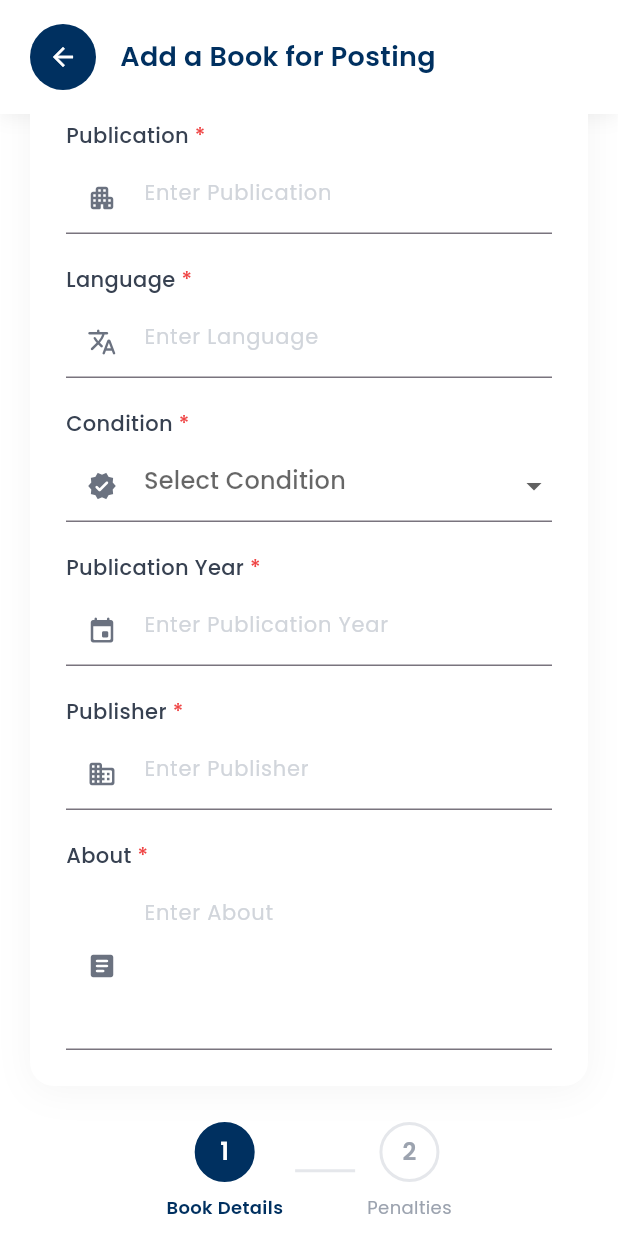
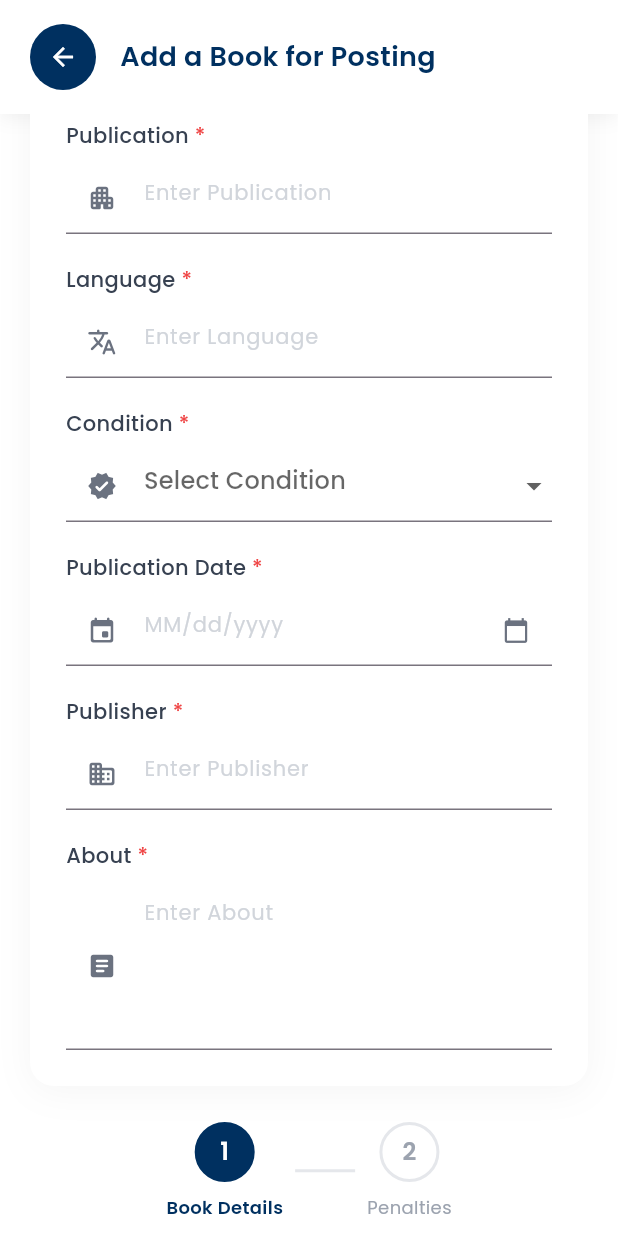
Before and after one commit to joerosspalabrica-srphm/Flutter-App-Dev-Book-Nest, a Flutter app: the BookPostingForm screen opened directly, scrolled down 576 dp, on a phone screen of 412 x 824 dp. Run offline on Flutter 3.47's test engine with Material 3 defaults, Android fonts, the phone set to English and light mode, and no system bars; our stand-ins replace cloud_firestore, firebase_auth, firebase_core, google_fonts, image_picker, shared_preferences; accounts and stored records are empty.

Commit message:
feat(posting): add calendar date picker for publication date field

```diff
--- a/lib/posting_module.dart
+++ b/lib/posting_module.dart
@@ -56,6 +56,7 @@ class FormFieldConfig {
   final String? Function(String?)? validator;
   final bool isDropdown;
   final List<String>? dropdownOptions;
+  final bool isDatePicker;
 
   FormFieldConfig({
     required this.label,
@@ -68,6 +69,7 @@ class FormFieldConfig {
     this.validator,
     this.isDropdown = false,
     this.dropdownOptions,
+    this.isDatePicker = false,
   });
 }
 
@@ -129,16 +131,36 @@ class _BookPostingFormState extends State<BookPostingForm> {
           dropdownOptions: ['Brand New', 'Good as New', 'Old (Used)'],
         ),
         FormFieldConfig(
-          label: 'Publication Year',
+          label: 'Publication Date',
           key: 'year',
           icon: Icons.event_rounded,
-          keyboardType: TextInputType.number,
+          keyboardType: TextInputType.datetime,
+          isDatePicker: true,
           validator: (value) {
-            if (value == null || value.isEmpty) return 'Please enter Publication Year';
-            final year = int.tryParse(value);
-            if (year == null) return 'Please enter a valid year';
-            if (year < 1000 || year > DateTime.now().year) {
-              return 'Please enter a valid year';
+            if (value == null || value.isEmpty) return 'Please enter Publication Date';
+            // Validate format MM/dd/yyyy
+            final dateRegex = RegExp(r'^\d{2}/\d{2}/\d{4}$');
+            if (!dateRegex.hasMatch(value)) {
+              return 'Please enter date in format MM/dd/yyyy';
+            }
+            try {
+              final parts = value.split('/');
+              final month = int.parse(parts[0]);
+              final day = int.parse(parts[1]);
+              final year = int.parse(parts[2]);
+
+              if (month < 1 || month > 12) return 'Invalid month';
+              if (day < 1 || day > 31) return 'Invalid day';
+              if (year < 1000 || year > DateTime.now().year) {
+                return 'Year must be between 1000 and ${DateTime.now().year}';
+              }
+
+              final date = DateTime(year, month, day);
+              if (date.isAfter(DateTime.now())) {
+                return 'Date cannot be in the future';
+              }
+            } catch (e) {
+              return 'Invalid date';
             }
             return null;
           },
@@ -538,6 +560,29 @@ class _BookPostingFormState extends State<BookPostingForm> {
                   return null;
                 },
           )
+        else if (config.isDatePicker)
+          TextFormField(
+            controller: _controllers[config.key],
+            readOnly: true,
+            keyboardType: config.keyboardType,
+            decoration: InputDecoration(
+              prefixIcon: Icon(config.icon, color: const Color(0xFF6B7280), size: 20),
+              suffixIcon: const Icon(Icons.calendar_today, color: Color(0xFF6B7280), size: 18),
+              hintText: 'MM/dd/yyyy',
+              hintStyle: GoogleFonts.poppins(
+                color: const Color(0xFFD1D5DB),
+                fontSize: 14,
+              ),
+            ),
+            onTap: () => _selectDate(context, config.key),
+            validator: config.validator ??
+                (value) {
+                  if (config.required && (value == null || value.isEmpty)) {
+                    return 'Please enter ${config.label}';
+                  }
+                  return null;
+                },
+          )
         else
           TextFormField(
             controller: _controllers[config.key],
@@ -706,6 +751,45 @@ class _BookPostingFormState extends State<BookPostingForm> {
     }
   }
 
+  Future<void> _selectDate(BuildContext context, String fieldKey) async {
+    final DateTime? pickedDate = await showDatePicker(
+      context: context,
+      initialDate: DateTime.now(),
+      firstDate: DateTime(1000),
+      lastDate: DateTime.now(),
+      builder: (context, child) {
+        return Theme(
+          data: Theme.of(context).copyWith(
+            colorScheme: const ColorScheme.light(
+              primary: Color(0xFF003060), // Header background color
+              onPrimary: Colors.white, // Header text color
+              onSurface: Color(0xFF003060), // Body text color
+            ),
+            textButtonTheme: TextButtonThemeData(
+              style: TextButton.styleFrom(
+                foregroundColor: const Color(0xFF003060), // Button text color
+              ),
+            ),
+          ),
+          child: child!,
+        );
+      },
+    );
+
+    if (pickedDate != null) {
+      // Format date as MM/dd/yyyy
+      final formattedDate =
+          '${pickedDate.month.toString().padLeft(2, '0')}/'
+          '${pickedDate.day.toString().padLeft(2, '0')}/'
+          '${pickedDate.year}';
+
+      setState(() {
+        _controllers[fieldKey]!.text = formattedDate;
+        _formData[fieldKey] = formattedDate;
+      });
+    }
+  }
+
   Widget _buildStepIndicators() {
     return Row(
       mainAxisAlignment: MainAxisAlignment.center,
```
Also changed, not shown: pubspec.lock.
